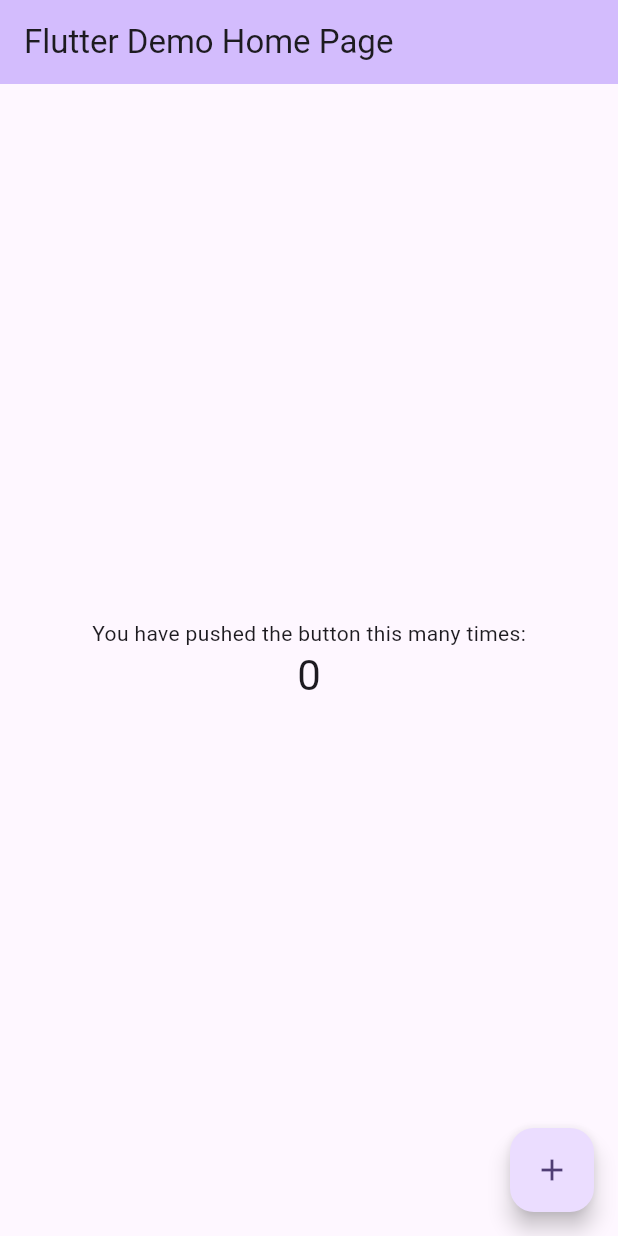
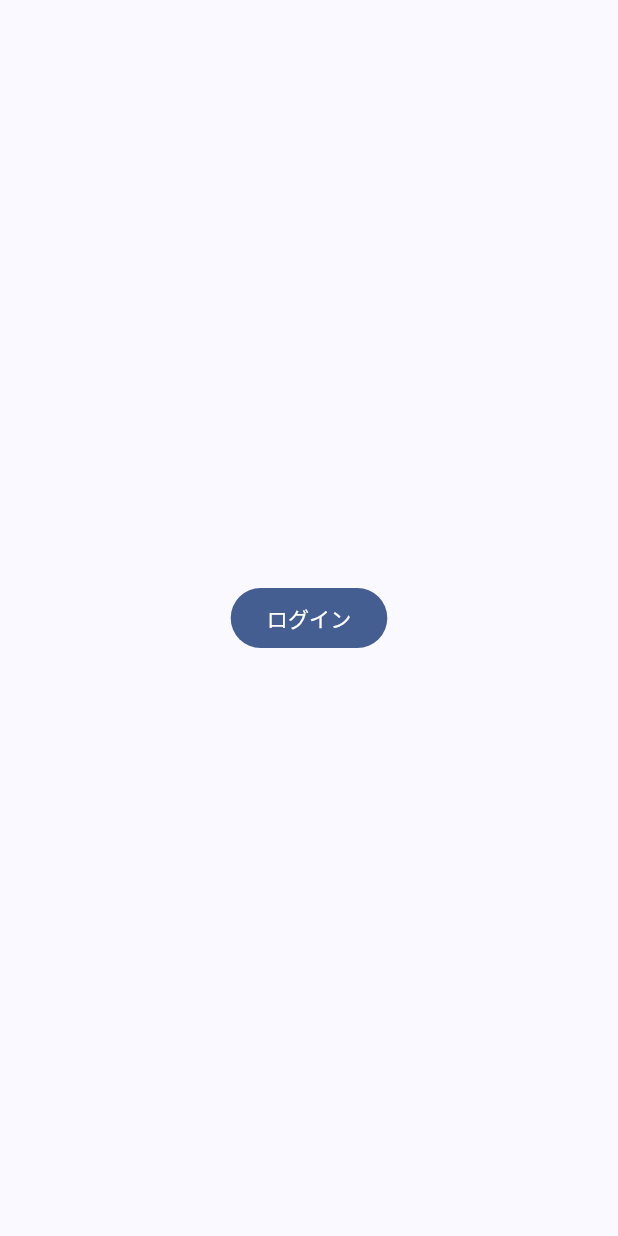
Before and after one commit to koki-to/flutter-riverpod-auto-route, a Flutter app: the screen it shows after launch, on a phone screen of 412 x 824 dp. Run offline on Flutter 3.47's test engine with Material 2 defaults, Android fonts, the phone set to English and light mode, and no system bars; our stand-ins replace flutter_riverpod.

Commit message:
feat: 画面作成

```diff
--- /dev/null
+++ b/lib/app.dart
@@ -0,0 +1,22 @@
+import 'package:flutter/material.dart';
+
+import 'feature/user/ui/login_page.dart';
+
+class App extends StatelessWidget {
+  const App({super.key});
+
+  @override
+  Widget build(BuildContext context) {
+    return MaterialApp(
+      title: 'auto_route+riverpodサンプル',
+      debugShowCheckedModeBanner: false,
+      theme: ThemeData(
+        colorScheme: ColorScheme.fromSeed(
+          seedColor: Colors.blueAccent,
+        ),
+        useMaterial3: true,
+      ),
+      home: const LoginPage(),
+    );
+  }
+}
--- /dev/null
+++ b/lib/feature/user/ui/login_page.dart
@@ -0,0 +1,24 @@
+import 'package:flutter/material.dart';
+import '../../home/ui/home_page.dart';
+
+class LoginPage extends StatelessWidget {
+  const LoginPage({super.key});
+
+  @override
+  Widget build(BuildContext context) {
+    return Scaffold(
+      body: Center(
+        child: FilledButton(
+          onPressed: () async {
+            await Navigator.of(context).push(
+              MaterialPageRoute<void>(
+                builder: (BuildContext context) => const HomePage(),
+              ),
+            );
+          },
+          child: const Text('ログイン'),
+        ),
+      ),
+    );
+  }
+}
--- a/lib/main.dart
+++ b/lib/main.dart
@@ -1,125 +1,11 @@
 import 'package:flutter/material.dart';
+import 'package:flutter_riverpod/flutter_riverpod.dart';
+import 'app.dart';
 
 void main() {
-  runApp(const MyApp());
+  runApp(
+    const ProviderScope(
+      child: App(),
+    ),
+  );
 }
-
-class MyApp extends StatelessWidget {
-  const MyApp({super.key});
-
-  // This widget is the root of your application.
-  @override
-  Widget build(BuildContext context) {
-    return MaterialApp(
-      title: 'Flutter Demo',
-      theme: ThemeData(
-        // This is the theme of your application.
-        //
-        // TRY THIS: Try running your application with "flutter run". You'll see
-        // the application has a blue toolbar. Then, without quitting the app,
-        // try changing the seedColor in the colorScheme below to Colors.green
-        // and then invoke "hot reload" (save your changes or press the "hot
-        // reload" button in a Flutter-supported IDE, or press "r" if you used
-        // the command line to start the app).
-        //
-        // Notice that the counter didn't reset back to zero; the application
-        // state is not lost during the reload. To reset the state, use hot
-        // restart instead.
-        //
-        // This works for code too, not just values: Most code changes can be
-        // tested with just a hot reload.
-        colorScheme: ColorScheme.fromSeed(seedColor: Colors.deepPurple),
-        useMaterial3: true,
-      ),
-      home: const MyHomePage(title: 'Flutter Demo Home Page'),
-    );
-  }
-}
-
-class MyHomePage extends StatefulWidget {
-  const MyHomePage({super.key, required this.title});
-
-  // This widget is the home page of your application. It is stateful, meaning
-  // that it has a State object (defined below) that contains fields that affect
-  // how it looks.
-
-  // This class is the configuration for the state. It holds the values (in this
-  // case the title) provided by the parent (in this case the App widget) and
-  // used by the build method of the State. Fields in a Widget subclass are
-  // always marked "final".
-
-  final String title;
-
-  @override
-  State<MyHomePage> createState() => _MyHomePageState();
-}
-
-class _MyHomePageState extends State<MyHomePage> {
-  int _counter = 0;
-
-  void _incrementCounter() {
-    setState(() {
-      // This call to setState tells the Flutter framework that something has
-      // changed in this State, which causes it to rerun the build method below
-      // so that the display can reflect the updated values. If we changed
-      // _counter without calling setState(), then the build method would not be
-      // called again, and so nothing would appear to happen.
-      _counter++;
-    });
-  }
-
-  @override
-  Widget build(BuildContext context) {
-    // This method is rerun every time setState is called, for instance as done
-    // by the _incrementCounter method above.
-    //
-    // The Flutter framework has been optimized to make rerunning build methods
-    // fast, so that you can just rebuild anything that needs updating rather
-    // than having to individually change instances of widgets.
-    return Scaffold(
-      appBar: AppBar(
-        // TRY THIS: Try changing the color here to a specific color (to
-        // Colors.amber, perhaps?) and trigger a hot reload to see the AppBar
-        // change color while the other colors stay the same.
-        backgroundColor: Theme.of(context).colorScheme.inversePrimary,
-        // Here we take the value from the MyHomePage object that was created by
-        // the App.build method, and use it to set our appbar title.
-        title: Text(widget.title),
-      ),
-      body: Center(
-        // Center is a layout widget. It takes a single child and positions it
-        // in the middle of the parent.
-        child: Column(
-          // Column is also a layout widget. It takes a list of children and
-          // arranges them vertically. By default, it sizes itself to fit its
-          // children horizontally, and tries to be as tall as its parent.
-          //
-          // Column has various properties to control how it sizes itself and
-          // how it positions its children. Here we use mainAxisAlignment to
-          // center the children vertically; the main axis here is the vertical
-          // axis because Columns are vertical (the cross axis would be
-          // horizontal).
-          //
-          // TRY THIS: Invoke "debug painting" (choose the "Toggle Debug Paint"
-          // action in the IDE, or press "p" in the console), to see the
-          // wireframe for each widget.
-          mainAxisAlignment: MainAxisAlignment.center,
-          children: <Widget>[
-            const Text(
-              'You have pushed the button this many times:',
-            ),
-            Text(
-              '$_counter',
-              style: Theme.of(context).textTheme.headlineMedium,
-            ),
-          ],
-        ),
-      ),
-      floatingActionButton: FloatingActionButton(
-        onPressed: _incrementCounter,
-        tooltip: 'Increment',
-        child: const Icon(Icons.add),
-      ), // This trailing comma makes auto-formatting nicer for build methods.
-    );
-  }
-}
```
Also changed, not shown: lib/feature/home/ui/home_page.dart (added, +17 -0 lines), 1 other file.
